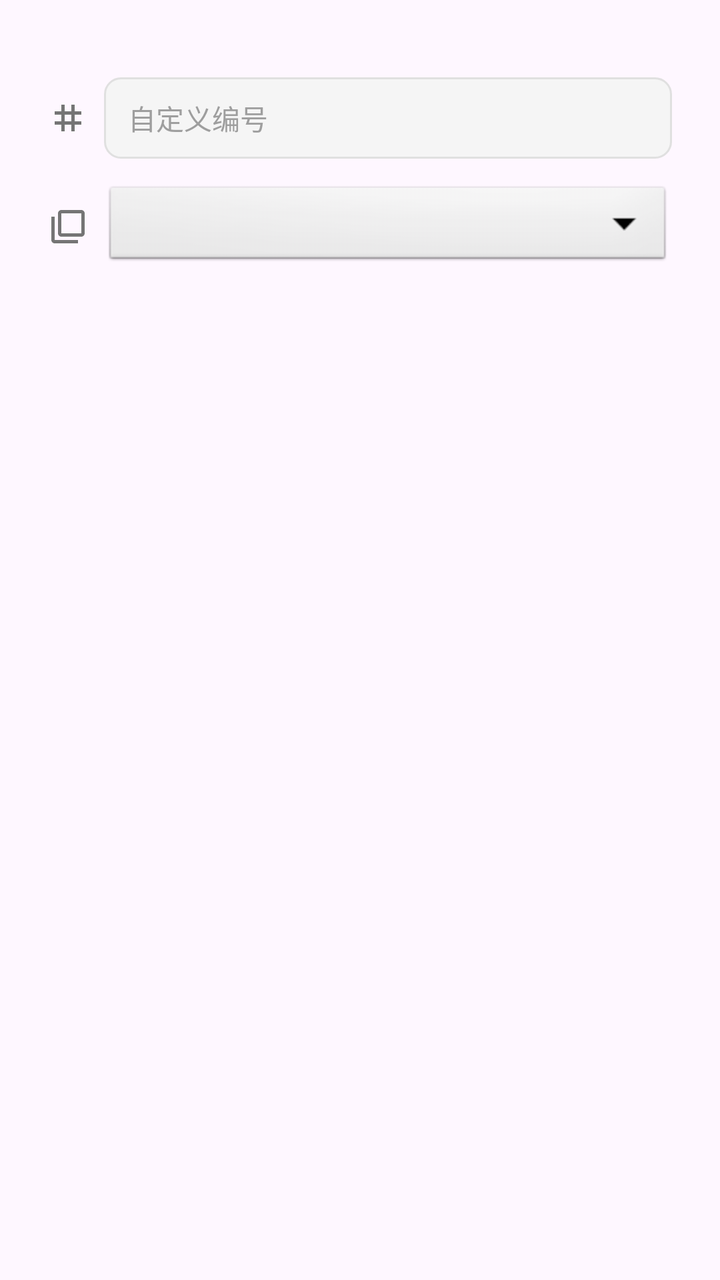
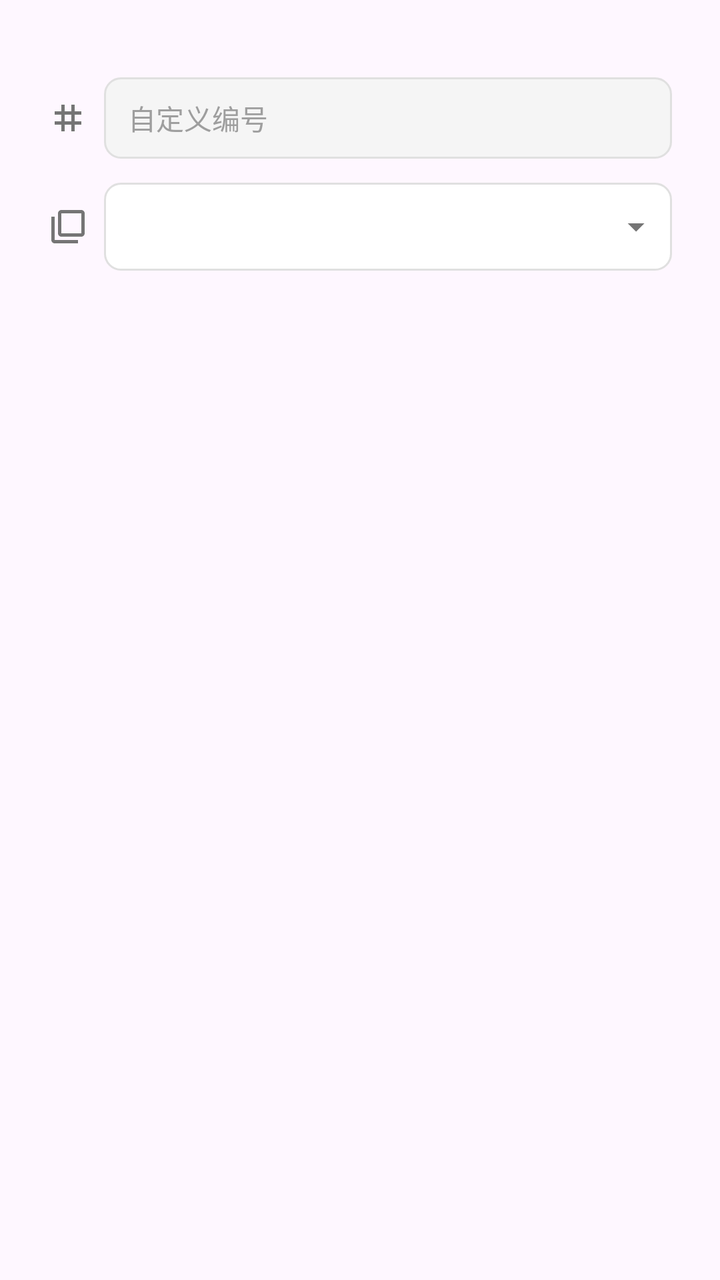

Screens rendered from an Android XML layout before and after an edit, with the pre-edit source and the edit as a unified diff.
<!-- AndroidManifest.xml: application theme Theme.WlClient -->
<!-- res/layout/dialog_edit_key.xml -->
<?xml version="1.0" encoding="utf-8"?>
<LinearLayout xmlns:android="http://schemas.android.com/apk/res/android"
    android:layout_width="match_parent"
    android:layout_height="wrap_content"
    android:orientation="vertical"
    android:paddingStart="24dp"
    android:paddingEnd="24dp"
    android:paddingTop="8dp"
    android:paddingBottom="16dp">

    <TextView
        android:id="@+id/tv_addr"
        style="@style/DialogSubtitleStyle"
        android:layout_width="match_parent"
        android:layout_height="wrap_content"
        android:fontFamily="monospace"
        android:textSize="11sp" />

    <LinearLayout
        android:layout_width="match_parent"
        android:layout_height="wrap_content"
        android:orientation="horizontal"
        android:gravity="center_vertical"
        android:layout_marginTop="16dp">

        <ImageView
            android:layout_width="20dp"
            android:layout_height="20dp"
            android:src="@drawable/ic_hash_svg"
            android:layout_marginEnd="8dp" />

        <EditText
            android:id="@+id/et_custom_code"
            style="@style/DialogInputStyle"
            android:layout_width="match_parent"
            android:layout_height="wrap_content"
            android:hint="自定义编号"
            android:inputType="text"
            android:textSize="14sp" />
    </LinearLayout>

    <LinearLayout
        android:layout_width="match_parent"
        android:layout_height="wrap_content"
        android:orientation="horizontal"
        android:gravity="center_vertical"
        android:layout_marginTop="12dp">

        <ImageView
            android:layout_width="20dp"
            android:layout_height="20dp"
            android:src="@drawable/ic_group_svg"
            android:layout_marginEnd="8dp" />

        <Spinner
            android:id="@+id/sp_group"
            android:layout_width="match_parent"
            android:layout_height="44dp"
            android:background="@android:drawable/btn_dropdown" />
    </LinearLayout>

</LinearLayout>
<!-- resources referenced by this layout -->
<resources>
  <!-- drawable ic_group_svg (drawable) -->
  <?xml version="1.0" encoding="utf-8"?>
  <vector xmlns:android="http://schemas.android.com/apk/res/android"
      android:width="24dp"
      android:height="24dp"
      android:viewportWidth="24"
      android:viewportHeight="24">
      <path
          android:fillColor="#757575"
          android:pathData="M4,6H2v14c0,1.1 0.9,2 2,2h14v-2H4V6zM20,2H8c-1.1,0 -2,0.9 -2,2v12c0,1.1 0.9,2 2,2h12c1.1,0 2,-0.9 2,-2V4c0,-1.1 -0.9,-2 -2,-2zM20,16H8V4h12v12z" />
  </vector>
  <!-- drawable ic_hash_svg (drawable) -->
  <?xml version="1.0" encoding="utf-8"?>
  <vector xmlns:android="http://schemas.android.com/apk/res/android"
      android:width="24dp"
      android:height="24dp"
      android:viewportWidth="24"
      android:viewportHeight="24">
      <path
          android:fillColor="#757575"
          android:pathData="M20,10V8h-4V4h-2v4h-4V4H8v4H4v2h4v4H4v2h4v4h2v-4h4v4h2v-4h4v-2h-4v-4H20zM14,14h-4v-4h4v4z" />
  </vector>
  <style name="DialogInputStyle">
          <item name="android:background">@drawable/bg_input_focused</item>
          <item name="android:textSize">14sp</item>
          <item name="android:textColor">#212121</item>
          <item name="android:textColorHint">#9E9E9E</item>
      </style>
  <style name="DialogSubtitleStyle">
          <item name="android:textSize">13sp</item>
          <item name="android:textColor">#757575</item>
      </style>
  <style name="Theme.WlClient" parent="Base.Theme.WlClient" />
  <!-- drawable bg_input_focused (drawable) -->
  <?xml version="1.0" encoding="utf-8"?>
  <selector xmlns:android="http://schemas.android.com/apk/res/android">
      <item android:state_focused="true">
          <shape android:shape="rectangle">
              <solid android:color="#F5F8FF" />
              <stroke android:width="1.5dp" android:color="#1976D2" />
              <corners android:radius="8dp" />
              <padding android:left="12dp" android:top="10dp" android:right="12dp" android:bottom="10dp" />
          </shape>
      </item>
      <item>
          <shape android:shape="rectangle">
              <solid android:color="#F5F5F5" />
              <stroke android:width="1dp" android:color="#E0E0E0" />
              <corners android:radius="8dp" />
              <padding android:left="12dp" android:top="10dp" android:right="12dp" android:bottom="10dp" />
          </shape>
      </item>
  </selector>
  <style name="Base.Theme.WlClient" parent="Theme.Material3.DayNight.NoActionBar">
          
          
      </style>
</resources>

<!-- the commit's change to res/layout/dialog_edit_key.xml (unified diff, before → after) -->
@@ -52,11 +52,26 @@
             android:src="@drawable/ic_group_svg"
             android:layout_marginEnd="8dp" />
 
-        <Spinner
-            android:id="@+id/sp_group"
+        <RelativeLayout
             android:layout_width="match_parent"
-            android:layout_height="44dp"
-            android:background="@android:drawable/btn_dropdown" />
+            android:layout_height="44dp">
+
+            <Spinner
+                android:id="@+id/sp_group"
+                style="@style/AppSpinner"
+                android:layout_width="match_parent"
+                android:layout_height="match_parent" />
+
+            <ImageView
+                android:layout_width="20dp"
+                android:layout_height="20dp"
+                android:layout_alignParentEnd="true"
+                android:layout_centerVertical="true"
+                android:layout_marginEnd="8dp"
+                android:src="@drawable/ic_dropdown_arrow_svg"
+                android:clickable="false"
+                android:focusable="false" />
+        </RelativeLayout>
     </LinearLayout>
 
 </LinearLayout>
<!-- resource entries referenced after the edit -->
@@ -1,5 +1,16 @@
 <!-- resources referenced by this layout -->
 <resources>
+  <!-- drawable ic_dropdown_arrow_svg (drawable) -->
+  <?xml version="1.0" encoding="utf-8"?>
+  <vector xmlns:android="http://schemas.android.com/apk/res/android"
+      android:width="24dp"
+      android:height="24dp"
+      android:viewportWidth="24"
+      android:viewportHeight="24">
+      <path
+          android:fillColor="#757575"
+          android:pathData="M7,10l5,5 5,-5z" />
+  </vector>
   <!-- drawable ic_group_svg (drawable) -->
   <?xml version="1.0" encoding="utf-8"?>
   <vector xmlns:android="http://schemas.android.com/apk/res/android"
@@ -22,6 +33,14 @@
           android:fillColor="#757575"
           android:pathData="M20,10V8h-4V4h-2v4h-4V4H8v4H4v2h4v4H4v2h4v4h2v-4h4v4h2v-4h4v-2h-4v-4H20zM14,14h-4v-4h4v4z" />
   </vector>
+  <style name="AppSpinner">
+          <item name="android:background">@drawable/bg_spinner</item>
+          <item name="android:dropDownWidth">match_parent</item>
+          <item name="android:popupBackground">@color/white</item>
+          <item name="android:dropDownVerticalOffset">4dp</item>
+          <item name="android:dropDownHorizontalOffset">0dp</item>
+          <item name="android:spinnerMode">dropdown</item>
+      </style>
   <style name="DialogInputStyle">
           <item name="android:background">@drawable/bg_input_focused</item>
           <item name="android:textSize">14sp</item>
@@ -33,6 +52,25 @@
           <item name="android:textColor">#757575</item>
       </style>
   <style name="Theme.WlClient" parent="Base.Theme.WlClient" />
+  <!-- drawable bg_spinner (drawable) -->
+  <?xml version="1.0" encoding="utf-8"?>
+  <selector xmlns:android="http://schemas.android.com/apk/res/android">
+      <item android:state_pressed="true">
+          <shape android:shape="rectangle">
+              <solid android:color="#F5F5F5" />
+              <corners android:radius="8dp" />
+              <stroke android:width="1dp" android:color="#1976D2" />
+          </shape>
+      </item>
+      <item>
+          <shape android:shape="rectangle">
+              <solid android:color="#FFFFFF" />
+              <corners android:radius="8dp" />
+              <stroke android:width="1dp" android:color="#E0E0E0" />
+          </shape>
+      </item>
+  </selector>
+  <color name="white">#FFFFFFFF</color>
   <!-- drawable bg_input_focused (drawable) -->
   <?xml version="1.0" encoding="utf-8"?>
   <selector xmlns:android="http://schemas.android.com/apk/res/android">
